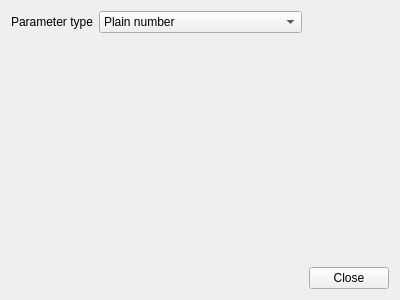
Above: spinetoolbox/ui/parameter_value_editor.ui from spine-tools/Spine-Toolbox before the change. Below: the same form after it.
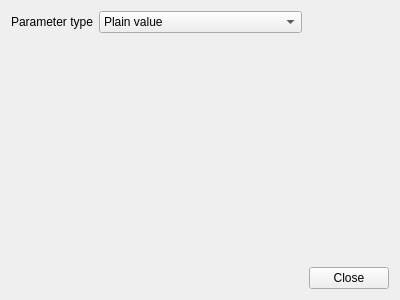
That is the form after the change.

Patch:
```diff
--- a/spinetoolbox/ui/parameter_value_editor.ui
+++ b/spinetoolbox/ui/parameter_value_editor.ui
@@ -39,7 +39,7 @@
       <widget class="QComboBox" name="parameter_type_selector">
        <item>
         <property name="text">
-         <string>Plain number</string>
+         <string>Plain value</string>
         </property>
        </item>
        <item>
```
